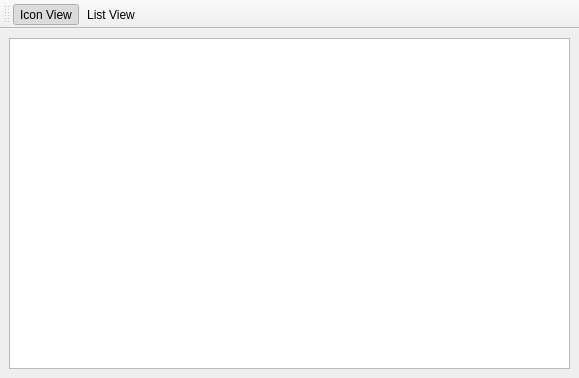
ssokolow/game_launcher, file testgui.ui: the form before one commit.
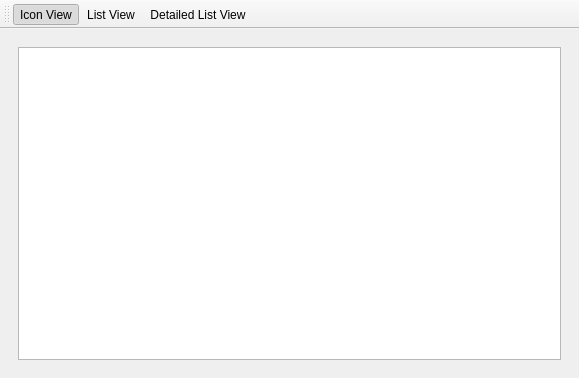
The form after the commit. Icons and pictures are not drawn.

Commit message:
testgui_qt.py: Implement a second type of list view
(Get closer to what a file manager offers)

Patch:
```diff
--- a/testgui.ui
+++ b/testgui.ui
@@ -16,6 +16,13 @@
   <widget class="QWidget" name="centralwidget">
    <layout class="QHBoxLayout" name="horizontalLayout">
     <item>
+     <widget class="QStackedWidget" name="stack_view_games">
+      <property name="currentIndex">
+       <number>1</number>
+      </property>
+      <widget class="QWidget" name="page">
+       <layout class="QHBoxLayout" name="horizontalLayout_4">
+        <item>
      <widget class="QListView" name="view_games">
       <property name="iconSize">
        <size>
@@ -39,6 +46,42 @@
     </item>
    </layout>
   </widget>
+      <widget class="QWidget" name="page_3">
+       <layout class="QHBoxLayout" name="horizontalLayout_3">
+        <item>
+         <widget class="QTableView" name="view_games_detailed">
+          <property name="sizeAdjustPolicy">
+           <enum>QAbstractScrollArea::AdjustToContents</enum>
+          </property>
+          <property name="editTriggers">
+           <set>QAbstractItemView::NoEditTriggers</set>
+          </property>
+          <property name="gridStyle">
+           <enum>Qt::NoPen</enum>
+          </property>
+          <property name="sortingEnabled">
+           <bool>true</bool>
+          </property>
+          <property name="cornerButtonEnabled">
+           <bool>false</bool>
+          </property>
+          <attribute name="horizontalHeaderVisible">
+           <bool>true</bool>
+          </attribute>
+          <attribute name="horizontalHeaderStretchLastSection">
+           <bool>true</bool>
+          </attribute>
+          <attribute name="verticalHeaderVisible">
+           <bool>false</bool>
+          </attribute>
+         </widget>
+        </item>
+       </layout>
+      </widget>
+     </widget>
+    </item>
+   </layout>
+  </widget>
   <widget class="QToolBar" name="toolBar">
    <property name="windowTitle">
     <string>toolBar</string>
@@ -54,6 +97,7 @@
    </attribute>
    <addaction name="actionIcon_View"/>
    <addaction name="actionList_View"/>
+   <addaction name="actionDetailed_List_View"/>
   </widget>
   <action name="actionIcon_View">
    <property name="checkable">
@@ -87,6 +131,25 @@
    </property>
    <property name="toolTip">
     <string>List View</string>
+   </property>
+   <property name="shortcut">
+    <string>Ctrl+2</string>
+   </property>
+  </action>
+  <action name="actionDetailed_List_View">
+   <property name="checkable">
+    <bool>true</bool>
+   </property>
+   <property name="icon">
+    <iconset theme="view-list-details-symbolic">
+     <normaloff/>
+    </iconset>
+   </property>
+   <property name="text">
+    <string>Detailed List View</string>
+   </property>
+   <property name="toolTip">
+    <string>Detailed List View</string>
    </property>
    <property name="shortcut">
     <string>Ctrl+4</string>
```
Left out of the diff: 2 changed lines with no effect on the pictures. Lines whose indentation alone changed are shown as unchanged. The commit also changes 1 other file.
